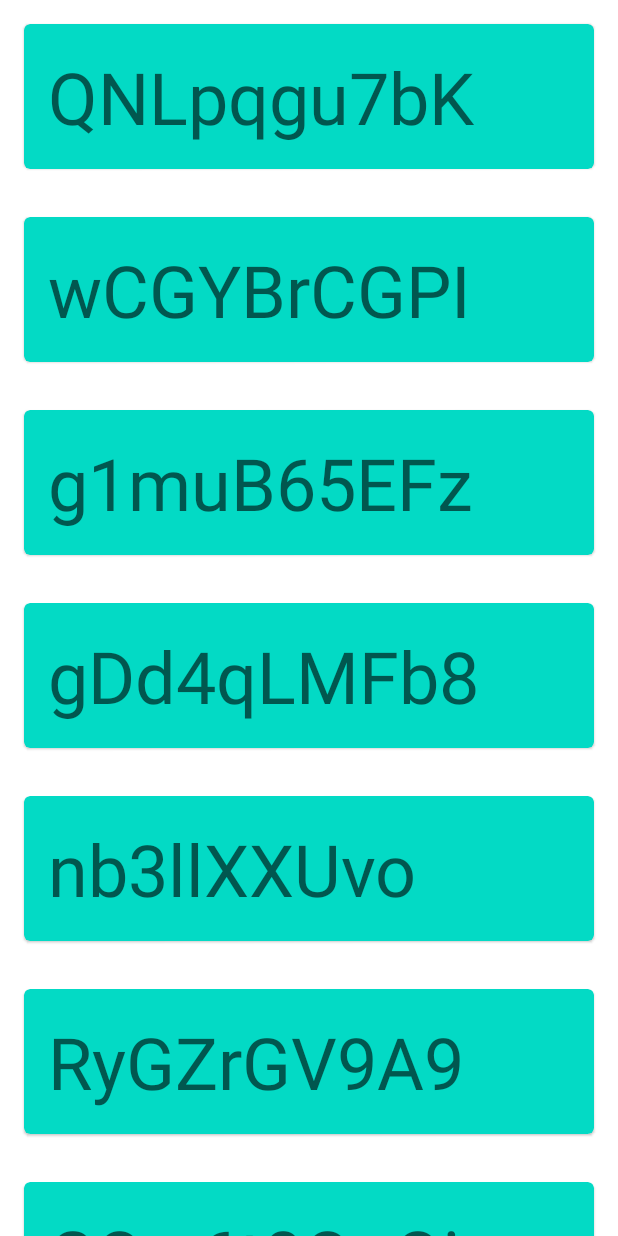
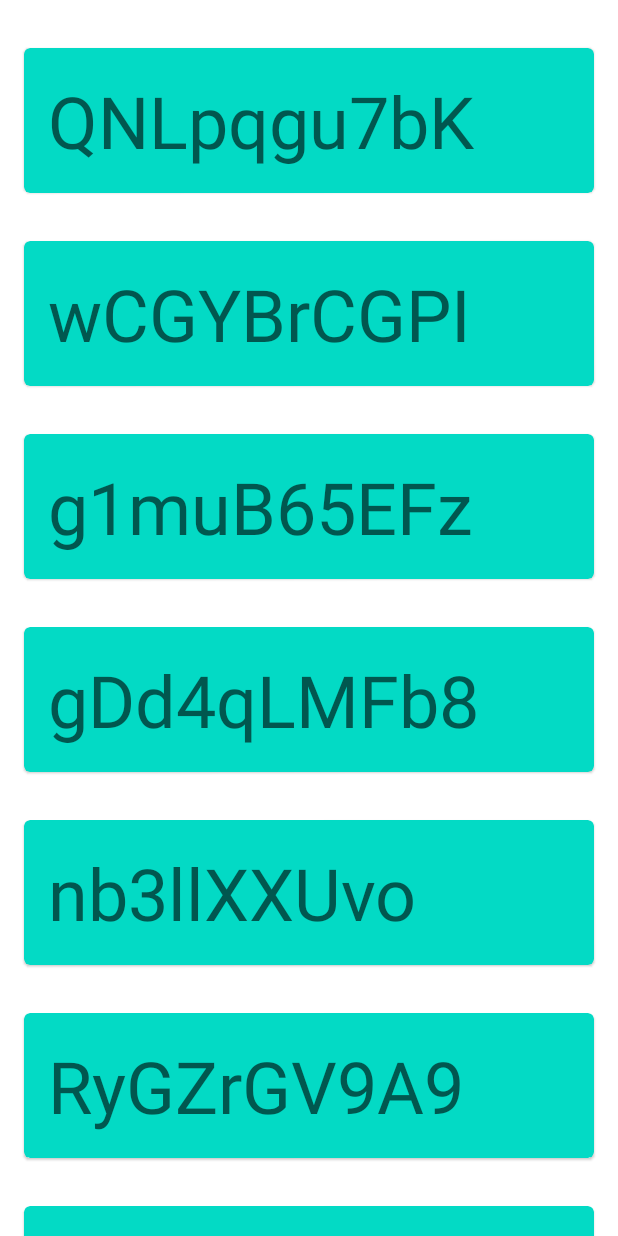
Before and after one commit to rmakiyama/InsetterDemo, an Android app: the screen it shows after launch (MainActivity), on a phone screen of 412 x 824 dp. Run offline under Robolectric (Android 15) with nearby library versions, the phone set to English and light mode, and no system bars; our stand-ins replace data binding; 3 statements that could not run were skipped.

Commit message:
add padding with SystemWindowInsets

```diff
--- a/app/src/main/res/layout/main_fragment.xml
+++ b/app/src/main/res/layout/main_fragment.xml
@@ -1,7 +1,7 @@
 <?xml version="1.0" encoding="utf-8"?>
 <layout xmlns:android="http://schemas.android.com/apk/res/android"
     xmlns:app="http://schemas.android.com/apk/res-auto"
-    >
+    xmlns:tools="http://schemas.android.com/tools">
 
     <androidx.recyclerview.widget.RecyclerView
         android:id="@+id/list"
@@ -9,5 +9,10 @@
         android:layout_height="match_parent"
         android:clipToPadding="false"
         android:orientation="vertical"
-        app:layoutManager="androidx.recyclerview.widget.LinearLayoutManager"/>
+        android:paddingTop="16dp"
+        android:paddingBottom="16dp"
+        app:layoutManager="androidx.recyclerview.widget.LinearLayoutManager"
+        app:paddingBottomSystemWindowInsets="@{true}"
+        app:paddingTopSystemWindowInsets="@{true}"
+        tools:listitem="@layout/item_demo" />
 </layout>
```
